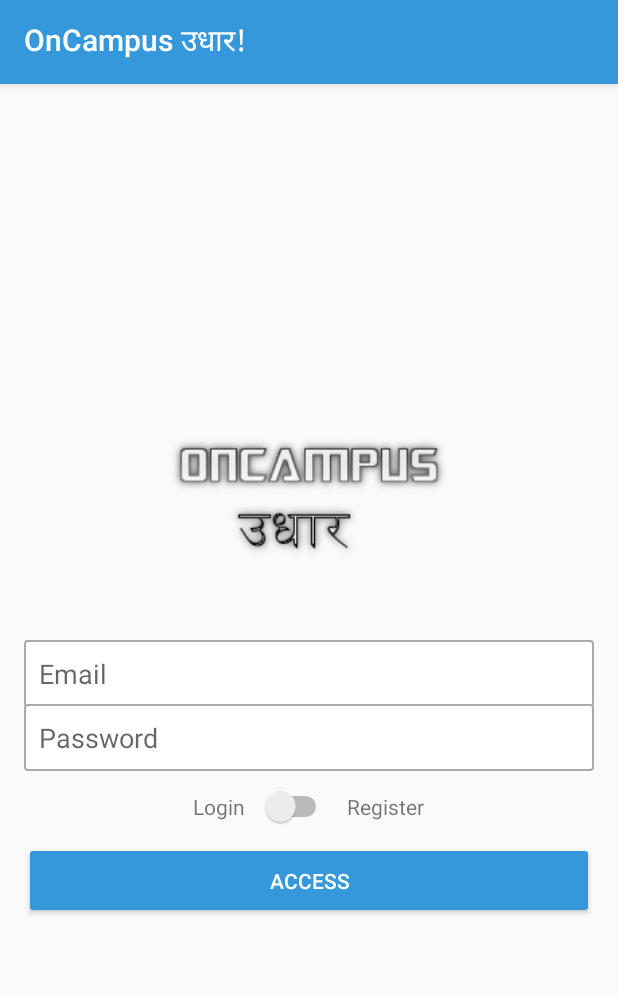
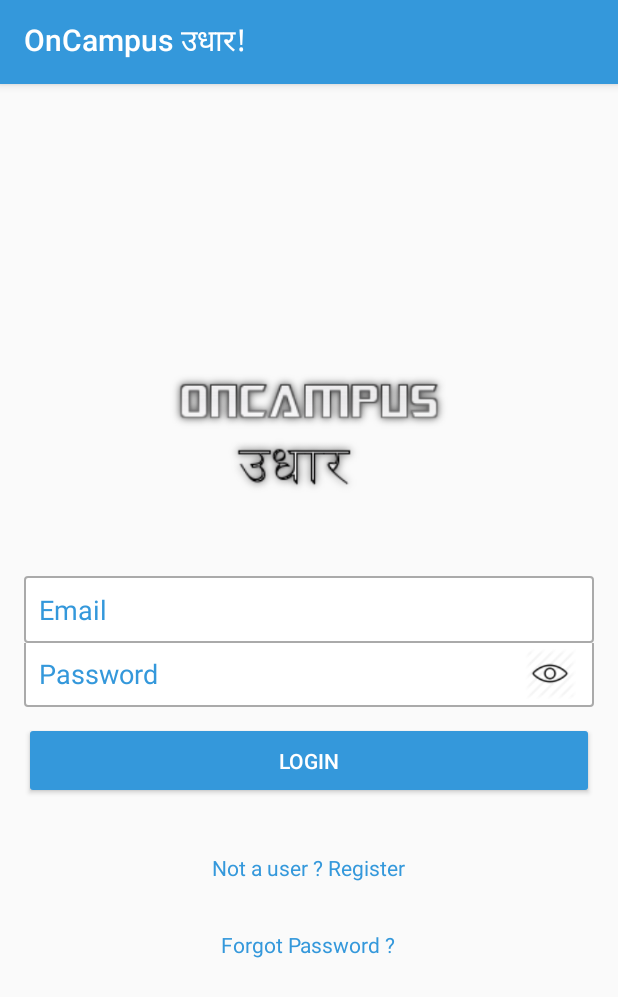
Before and after one commit to sanyam19107/BuySell, an Android app: the MainActivity screen opened directly, with no data from a screen before it, on a phone screen of 412 x 824 dp. Shown: the top 997 px of the screen. Run offline under Robolectric (Android 15) with nearby library versions, the phone set to English and light mode, and no system bars; our stand-ins replace Firebase (no records; nobody signed in at launch, a user with empty details on screens opened directly).

Commit message:
Commit Update

```diff
--- a/app/src/main/AndroidManifest.xml
+++ b/app/src/main/AndroidManifest.xml
@@ -35,6 +35,8 @@
         </activity>
         <activity android:name=".activity.RegisterAdvertisementActivity" />
         <activity android:name=".activity.ProductDetailActivity"></activity>
+        <activity android:name=".activity.RegisterActivity"></activity>
+        <activity android:name=".activity.ForgotPasswordActivity"></activity>
     </application>
 
 </manifest>
--- a/app/src/main/java/com/iiitd/onCampusUdhaar/activity/AdvertisementActivity.java
+++ b/app/src/main/java/com/iiitd/onCampusUdhaar/activity/AdvertisementActivity.java
@@ -308,7 +308,13 @@ public class AdvertisementActivity extends AppCompatActivity {
 
         if(authentication.getCurrentUser() == null){
             menu.setGroupVisible(R.id.group_logout,  true);
+            menu.setGroupVisible(R.id.group_logged,  false);
         }else{ //logged
+            String idUser = ConfigurationFirebase.getIdUser();
+            DatabaseReference advertisementRef = ConfigurationFirebase.getFirebase()
+                    .child("users")
+                    .child(idUser);
+            menu.setGroupVisible(R.id.group_logout,  false);
             menu.setGroupVisible(R.id.group_logged,  true);
         }
         return super.onPrepareOptionsMenu(menu);
--- a/app/src/main/res/layout/activity_main.xml
+++ b/app/src/main/res/layout/activity_main.xml
@@ -26,7 +26,9 @@
         android:hint="Email"
         android:inputType="textEmailAddress"
         android:padding="10dp" />
-
+    <RelativeLayout
+        android:layout_width="fill_parent"
+        android:layout_height="wrap_content" >
     <EditText
         android:id="@+id/editRegisterPassword"
         android:layout_width="match_parent"
@@ -37,34 +39,45 @@
         android:hint="Password"
         android:inputType="textPassword"
         android:padding="10dp" />
+    <ImageView
+        android:id="@+id/eye"
+        android:layout_width="wrap_content"
+        android:layout_height="wrap_content"
+        android:layout_alignTop="@+id/editRegisterPassword"
+        android:layout_alignBottom="@+id/editRegisterPassword"
+        android:layout_alignRight="@+id/editRegisterPassword"
+        android:layout_centerVertical="true"
+        android:layout_margin="5dp"
+        android:src="@drawable/eye"
+        />
+</RelativeLayout>
+<!--    <LinearLayout-->
+<!--        android:layout_width="match_parent"-->
+<!--        android:layout_height="wrap_content"-->
+<!--        android:layout_marginTop="10dp"-->
+<!--        android:gravity="center"-->
+<!--        android:orientation="horizontal">-->
 
-    <LinearLayout
-        android:layout_width="match_parent"
-        android:layout_height="wrap_content"
-        android:layout_marginTop="10dp"
-        android:gravity="center"
-        android:orientation="horizontal">
+<!--        <TextView-->
+<!--            android:id="@+id/textView"-->
+<!--            android:layout_width="wrap_content"-->
+<!--            android:layout_height="wrap_content"-->
+<!--            android:text="Login"-->
+<!--            tools:text="Login" />-->
 
-        <TextView
-            android:id="@+id/textView"
-            android:layout_width="wrap_content"
-            android:layout_height="wrap_content"
-            android:text="Login"
-            tools:text="Login" />
+<!--        <Switch-->
+<!--            android:id="@+id/switchAccess"-->
+<!--            android:layout_width="wrap_content"-->
+<!--            android:layout_height="wrap_content"-->
+<!--            android:layout_marginLeft="10dp"-->
+<!--            android:layout_marginRight="10dp" />-->
 
-        <Switch
-            android:id="@+id/switchAccess"
-            android:layout_width="wrap_content"
-            android:layout_height="wrap_content"
-            android:layout_marginLeft="10dp"
-            android:layout_marginRight="10dp" />
-
-        <TextView
-            android:id="@+id/textView2"
-            android:layout_width="wrap_content"
-            android:layout_height="wrap_content"
-            android:text="Register" />
-    </LinearLayout>
+<!--        <TextView-->
+<!--            android:id="@+id/textView2"-->
+<!--            android:layout_width="wrap_content"-->
+<!--            android:layout_height="wrap_content"-->
+<!--            android:text="Register" />-->
+<!--    </LinearLayout>-->
 
     <Button
         android:id="@+id/buttonAccess"
@@ -73,6 +86,29 @@
         android:layout_marginBottom="10dp"
         android:layout_marginTop="10dp"
         android:padding="16dp"
-        android:text="Access"
-        android:theme="@style/botaoPadrao" />
+        android:text="Login"
+        android:theme="@style/themeName" />
+
+    <TextView
+        android:id="@+id/buttonRegister"
+        android:layout_width="wrap_content"
+        android:layout_height="wrap_content"
+        android:layout_marginBottom="0dp"
+        android:layout_marginTop="10dp"
+        android:padding="16dp"
+        android:textColor="@color/colorAccent"
+        android:onClick="movetoRegister"
+        android:text="Not a user ? Register"
+        android:theme="@style/themeName"/>
+
+    <TextView android:id="@+id/btn_forgot"
+        android:layout_width="wrap_content"
+        android:layout_height="wrap_content"
+        android:layout_marginBottom="10dp"
+        android:layout_marginTop="0dp"
+        android:padding="16dp"
+        android:textColor="@color/colorAccent"
+        android:text="Forgot Password ?"
+        android:onClick="movetoForgetPassword"
+        android:theme="@style/themeName"/>
 </LinearLayout>
--- a/app/src/main/res/layout/activity_product_detail.xml
+++ b/app/src/main/res/layout/activity_product_detail.xml
@@ -69,7 +69,7 @@
         android:layout_height="wrap_content"
         android:onClick="visualizePhone"
         android:text="Phone"
-        android:theme="@style/botaoPadrao" />
+        android:theme="@style/themeName" />
 
 
 </LinearLayout>
--- a/app/src/main/res/layout/activity_register_advertisement.xml
+++ b/app/src/main/res/layout/activity_register_advertisement.xml
@@ -106,5 +106,5 @@
         android:layout_height="wrap_content"
         android:onClick="validarDadosAnuncio"
         android:text="Register AD"
-        android:theme="@style/botaoPadrao" />
+        android:theme="@style/themeName" />
 </LinearLayout>
--- a/app/src/main/res/values/colors.xml
+++ b/app/src/main/res/values/colors.xml
@@ -5,4 +5,6 @@
     <color name="colorAccent">#3498DB</color>
     <color name="colorText">#0F2524</color>
     <color name="colorBackground">#EFF4FD</color>
+    <color name="bg_login">#FFFFFF</color>
+    <color name="login_button_background">#3498DB</color>
 </resources>
--- a/app/src/main/res/values/styles.xml
+++ b/app/src/main/res/values/styles.xml
@@ -6,9 +6,10 @@
         <item name="colorPrimary">@color/colorPrimary</item>
         <item name="colorPrimaryDark">@color/colorPrimaryDark</item>
         <item name="colorAccent">@color/colorAccent</item>
+        <item name="android:textColorHint">@color/login_button_background</item>
     </style>
 
-    <style name="botaoPadrao" parent="Theme.AppCompat.Light">
+    <style name="themeName" parent="Theme.AppCompat.Light">
 
         <item name="colorControlHighlight">#FFC107</item>
         <item name="colorButtonNormal">@color/colorPrimary</item>
```
Also changed, not shown: app/src/main/java/com/iiitd/onCampusUdhaar/activity/ForgotPasswordActivity.java (added, +83 -0 lines), app/src/main/java/com/iiitd/onCampusUdhaar/activity/MainActivity.java (+57 -41 lines), app/src/main/java/com/iiitd/onCampusUdhaar/activity/RegisterActivity.java (added, +162 -0 lines), app/src/main/res/layout/activity_forgot_password.xml (added, +31 -0 lines), app/src/main/res/layout/actvity_register.xml (added, +73 -0 lines), app/src/main/res/menu/menu_main.xml (+9 -1 lines), app/src/main/res/values/strings.xml (+11 -1 lines), app/src/main/res/drawable/eye.png (added).
